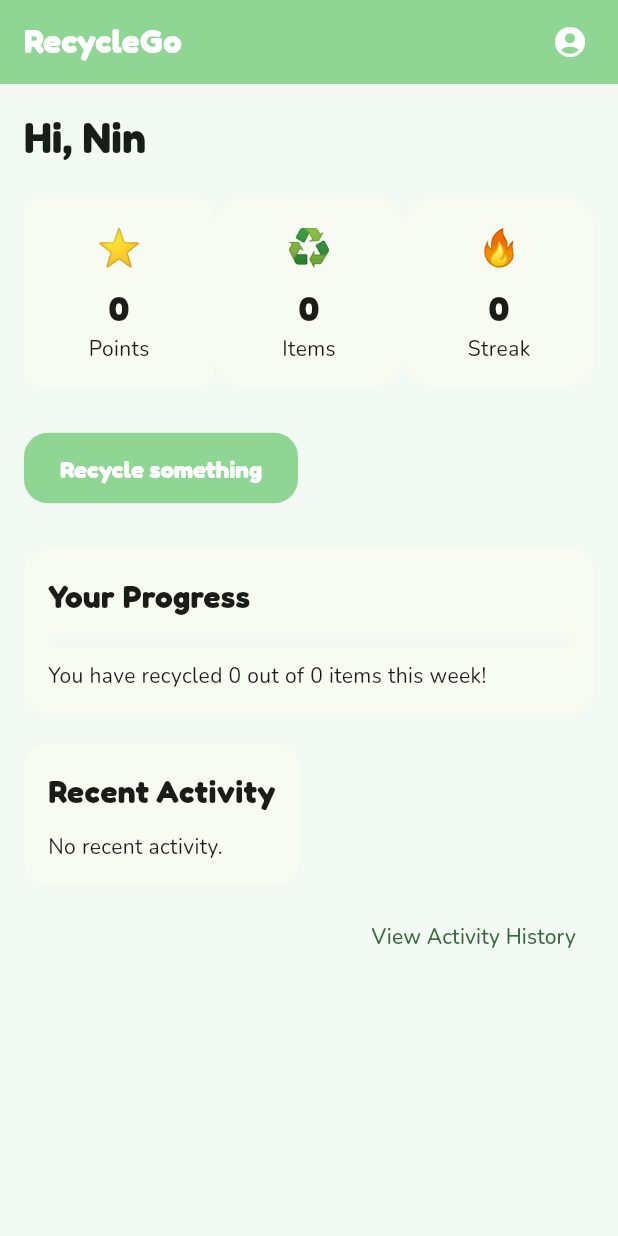
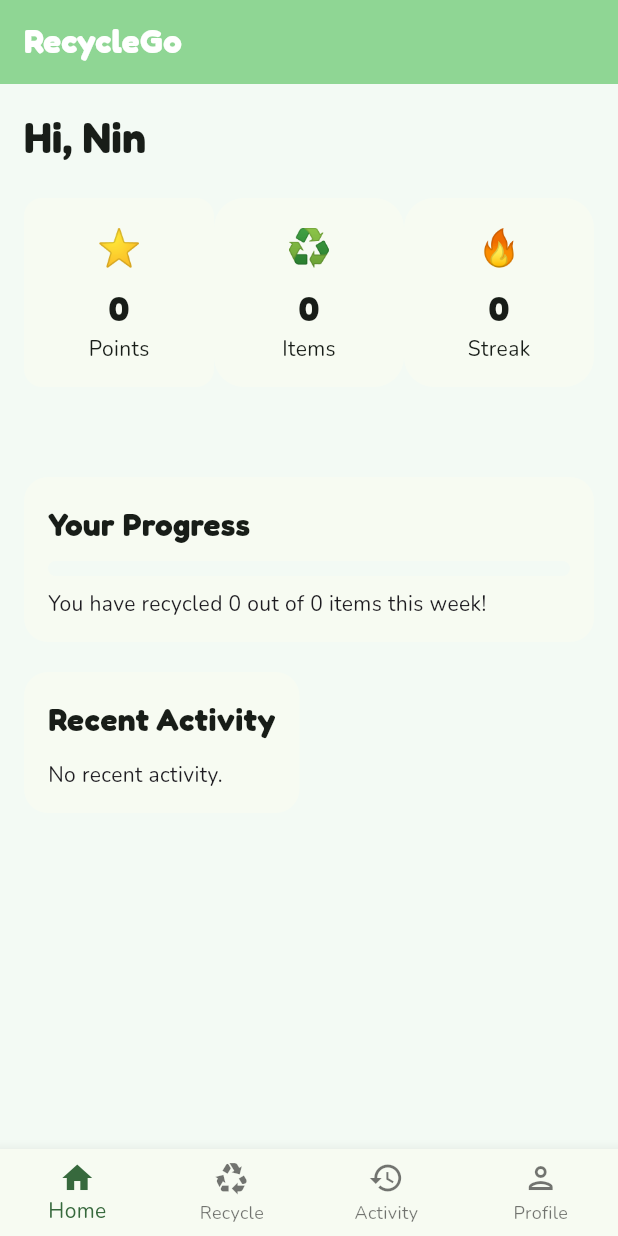
Before and after one commit to Nia-may/RecycleGo_App, a Flutter app: the HomePage screen opened directly with empty values, on a phone screen of 412 x 824 dp. Run offline on Flutter 3.47's test engine with Material 3 defaults, Android fonts, the phone set to English and light mode, and no system bars; our stand-ins replace fl_chart, google_fonts, hive_ce, hive_ce_flutter, image_picker, shared_preferences and 1 more; accounts and stored records are empty.

```diff
--- a/lib/screens/home_page.dart
+++ b/lib/screens/home_page.dart
@@ -31,6 +31,7 @@ class _HomePageState extends State<HomePage> {
   int totalPoints = 0;
   int totalItems = 0;
   int streak=0;
+  int _selectedIndex=0;
   DateTime? lastRecyclingDate;
 
   late int weeklyGoal;
@@ -182,34 +183,6 @@ int calculateStreak(List<RecyclingActivity> activities){
       backgroundColor: Theme.of(context).scaffoldBackgroundColor,
       appBar: AppBar(
         title: Text('RecycleGo'),
-
-        actions: [
-          IconButton(
-            onPressed: () async{
-              final result = await Navigator.push (
-                context,
-                MaterialPageRoute(builder: (context)=>ProfilePage(weeklyGoal: weeklyGoal,
-                onDarkModeChanged: widget.onDarkModeChanged,
-               ),),
-              );
-
-              if (mounted){
-                await recalculateStats();
-                loadActivities();
-              }
-
-              if (result != null && result is int && mounted){
-                setState(() {
-                  weeklyGoal=result;
-                });
-              }
-            },
-            icon: const Icon(
-              Icons.account_circle
-            ),
-          ),
-          const SizedBox(width: 8),
-        ]
       ),
       body: SingleChildScrollView(
         padding: const EdgeInsets.all(16.0),
@@ -311,54 +284,6 @@ int calculateStreak(List<RecyclingActivity> activities){
             ],
           ),
         const SizedBox(height:30),
-        ElevatedButton(
-          onPressed: () async{
-            final result = await Navigator.push(
-              context,
-              MaterialPageRoute(builder: (context) => const RecylingPage()),
-            );
-
-            if (result != null && result is Map) {
-
-              final points = result['points'] as int;
-              final items = result['items'] as int;
-
-              final activity=RecyclingActivity(
-                item: result['item'] as String,
-                quantity: items,
-                points: points,
-                dateTime: DateTime.now(),
-                photoPath: result['photoPath'] as String?,);
-
-                await ActivityService.addActivity(activity);
-
-                if (Supabase.instance.client.auth.currentUser != null){
-                  await SupabaseActivity.uploadActivity(activity);
-                }
-
-              setState(() {
-                totalPoints += points;
-                totalItems += items;
-                weeklyItems += items;
-
-                recentActivities.insert(0, activity);
-
-                updateStreak();
-              });
-
-              await StorageService.savePoints(totalPoints);
-              await StorageService.saveItems(totalItems);
-              await StorageService.saveWeeklyItems(weeklyItems);
-              await StorageService.saveStreak(streak);
-
-              if (lastRecyclingDate != null) {
-                await StorageService.saveRecyclingDate(lastRecyclingDate!);
-              }
-            }
-          },
-          child: const Text('Recycle something'),
-        ),
-
         const SizedBox(height: 30),
 
         Container(
@@ -446,22 +371,147 @@ int calculateStreak(List<RecyclingActivity> activities){
           ),
         ),
         const SizedBox(height: 10),
-
-        Align(
-          alignment: Alignment.centerRight,
-          child: TextButton(
-            onPressed: () {
-              Navigator.push(
-                context,
-                MaterialPageRoute(builder: (context) => const ActivityPage(),),
-              );
-            },
-            child: const Text('View Activity History'),
-          ),
-        )
         ],
         ),
       ),
+
+bottomNavigationBar: BottomNavigationBar(
+  currentIndex: _selectedIndex,
+
+  onTap: (index) async {
+    setState(() {
+      _selectedIndex = index;
+    });
+
+    // ♻️ Recycle
+    if (index == 1) {
+      final result = await Navigator.push(
+        context,
+        MaterialPageRoute(
+          builder: (context) => const RecylingPage(),
+        ),
+      );
+
+      if (result != null && result is Map) {
+        final points = result['points'] as int;
+        final items = result['items'] as int;
+
+        final activity = RecyclingActivity(
+          item: result['item'] as String,
+          quantity: items,
+          points: points,
+          dateTime: DateTime.now(),
+          photoPath: result['photoPath'] as String?,
+        );
+
+        await ActivityService.addActivity(activity);
+
+        if (Supabase.instance.client.auth.currentUser != null) {
+          await SupabaseActivity.uploadActivity(activity);
+        }
+
+        if (!mounted) return;
+
+        setState(() {
+          totalPoints += points;
+          totalItems += items;
+          weeklyItems += items;
+
+          recentActivities.insert(0, activity);
+
+          updateStreak();
+        });
+
+        await StorageService.savePoints(totalPoints);
+        await StorageService.saveItems(totalItems);
+        await StorageService.saveWeeklyItems(weeklyItems);
+        await StorageService.saveStreak(streak);
+
+        if (lastRecyclingDate != null) {
+          await StorageService.saveRecyclingDate(lastRecyclingDate!);
+        }
+      }
+
+      if (mounted) {
+        setState(() {
+          _selectedIndex = 0;
+        });
+      }
+    }
+
+    // 📋 Activity
+    if (index == 2) {
+      await Navigator.push(
+        context,
+        MaterialPageRoute(
+          builder: (context) => const ActivityPage(),
+        ),
+      );
+
+      if (mounted) {
+        setState(() {
+          _selectedIndex = 0;
+        });
+      }
+    }
+
+    // 👤 Profile
+    if (index == 3) {
+      final result = await Navigator.push(
+        context,
+        MaterialPageRoute(
+          builder: (context) => ProfilePage(
+            weeklyGoal: weeklyGoal,
+            onDarkModeChanged: widget.onDarkModeChanged,
+          ),
+        ),
+      );
+
+      if (!mounted) return;
+
+      // Get the new goal returned from ProfilePage
+      if (result != null && result is int) {
+        setState(() {
+          weeklyGoal = result;
+        });
+      }
+
+      await recalculateStats();
+      loadActivities();
+
+      if (mounted) {
+        setState(() {
+          _selectedIndex = 0;
+        });
+      }
+    }
+  },
+
+  type: BottomNavigationBarType.fixed,
+
+  items: const [
+    BottomNavigationBarItem(
+      icon: Icon(Icons.home_outlined),
+      activeIcon: Icon(Icons.home),
+      label: 'Home',
+    ),
+    BottomNavigationBarItem(
+      icon: Icon(Icons.recycling_outlined),
+      activeIcon: Icon(Icons.recycling),
+      label: 'Recycle',
+    ),
+    BottomNavigationBarItem(
+      icon: Icon(Icons.history_outlined),
+      activeIcon: Icon(Icons.history),
+      label: 'Activity',
+    ),
+    BottomNavigationBarItem(
+      icon: Icon(Icons.person_outlined),
+      activeIcon: Icon(Icons.person),
+      label: 'Profile',
+    ),
+  ],
+),
     );
   }
 }
```
